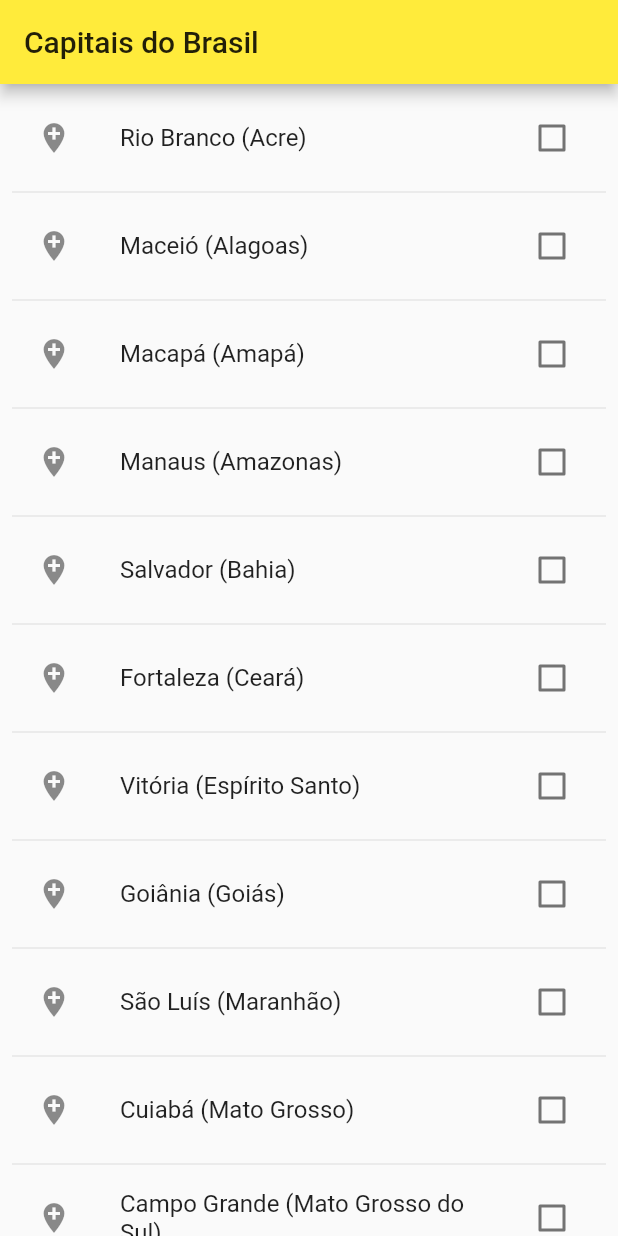
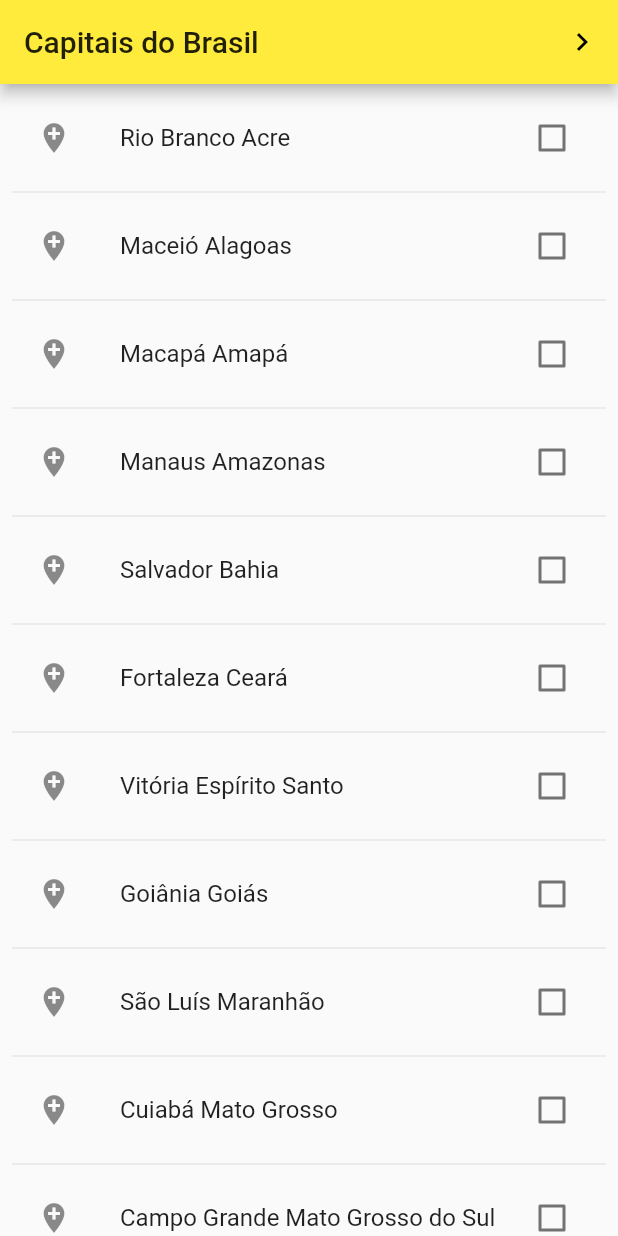
Before and after one commit to felipe11xx/Flutter_estudos, a Flutter app: the screen it shows after launch, on a phone screen of 412 x 824 dp. Run offline on Flutter 3.47's test engine with Material 2 defaults, Android fonts, the phone set to English and light mode, and no system bars; our stand-ins replace google_maps_flutter; missing offline and left inert: flutter_sparkline.

Commit message:
flutter_map_app

```diff
--- /dev/null
+++ b/flutter_maps/lib/city.dart
@@ -0,0 +1,9 @@
+
+class City {
+  String name;
+  String state;
+  double latitude;
+  double longitude;
+  bool checked = false;
+  City(this.name, this.state, this.latitude, this.longitude);
+}
--- a/flutter_maps/lib/main.dart
+++ b/flutter_maps/lib/main.dart
@@ -1,4 +1,7 @@
 import 'package:flutter/material.dart';
+
+import 'MapScreen.dart';
+import 'city.dart';
 
 void main() => runApp(MyApp());
 
@@ -9,7 +12,6 @@ class MyApp extends StatelessWidget {
     return MaterialApp(
       title: 'Flutter Demo',
       theme: ThemeData(
-
         primarySwatch: Colors.yellow,
       ),
       home: MyHomePage(title: 'Capitais do Brasil'),
@@ -27,64 +29,85 @@ class MyHomePage extends StatefulWidget {
 }
 
 class _MyHomePageState extends State<MyHomePage> {
-  final List<String> entries = <String>[
-    'Rio Branco (Acre)',
-    'Maceió (Alagoas)',
-    'Macapá (Amapá)',
-    'Manaus (Amazonas)',
-    'Salvador (Bahia)',
-    'Fortaleza (Ceará)',
-    'Vitória (Espírito Santo)',
-    'Goiânia (Goiás)',
-    'São Luís (Maranhão)',
-    'Cuiabá (Mato Grosso)',
-    'Campo Grande (Mato Grosso do Sul)',
-    'Belo Horizonte (Minas Gerais)',
-    'Belém (Pará)',
-    'João Pessoa (Paraíba)',
-    'Curitiba (Paraná)',
-    'Recife (Pernambuco)',
-    'Teresina (Piauí)',
-    'Rio de Janeiro (Rio de Janeiro)',
-    'Natal (Rio Grande do Norte)',
-    'Porto Alegre (Rio Grande do Sul)',
-    'Porto Velho (Rondônia)',
-    'Boa Vista (Roraima)',
-    'Florianópolis (Santa Catarina)',
-    'São Paulo (São Paulo)',
-    'Aracaju (Sergipe)',
-    'Palmas (Tocantins)',
-    'Brasília (Distrito Federal)'
+  final List<City> entries = <City>[
+    City("Rio Branco", "Acre", -9.971000, -67.822947),
+    City("Maceió", "Alagoas", -9.663054, -35.730784),
+    City("Macapá", "Amapá", 0.035397, -51.070566),
+    City("Manaus", "Amazonas", -3.118918, -60.021657),
+    City("Salvador", "Bahia", -12.977329, -38.502403),
+    City("Fortaleza", "Ceará", -3.732841, -38.526846),
+    City("Vitória", "Espírito Santo", -20.297243, -40.295552),
+    City("Goiânia", "Goiás", -16.686204, -49.265162),
+    City("São Luís", "Maranhão", -2.529674, -44.257093),
+    City("Cuiabá", "Mato Grosso", -15.600882, -56.096740),
+    City("Campo Grande", "Mato Grosso do Sul", -20.469699,
+        -54.620173),
+    City("Belo Horizonte", "Minas Gerais", -19.919291, -43.938638),
+    City("Belém", "Pará", -1.455561, -48.491746),
+    City("João Pessoa", "Paraíba", -7.119660, -34.845203),
+    City("Curitiba", "Paraná", -25.428565, -49.268209),
+    City("Recife", "Pernambuco", -8.057756, -34.883049),
+    City("Teresina", "Piauí", -5.044621, -42.766486),
+    City("Rio de Janeiro", "Rio de Janeiro", -22.907022, -43.173036),
+    City("Natal", "Rio Grande do Norte", -5.779286, -35.200957),
+    City("Porto Alegre", "Rio Grande do Sul", -30.034577,
+        -51.221215),
+    City("Porto Velho", "Rondônia", -8.760991, -63.901194),
+    City("Boa Vista", "Roraima", 2.821854, -60.673535),
+    City("Florianópolis", "Santa Catarina", -27.598735, -48.516352),
+    City("São Paulo", "São Paulo", -23.552552, -46.632491),
+    City("Aracaju", "Sergipe", -10.947256, -37.073109),
+    City("Palmas", "Tocantins", -10.249059, -48.324734),
+    City("Brasília", "Distrito Federal", -15.793949, -47.882917)
   ];
 
-  List<bool> checks = [
-    false, false, false, false, false, false, false, false, false,
-    false, false, false, false, false, false, false, false, false,
-    false, false, false, false, false, false, false, false, false
-  ];
+
+  List<bool> checks;
+
+  @override
+  void initState() {
+    checks = List(27);
+    for (int i = 0; i < entries.length; i++) {
+      checks[i] = false;
+    }
+    super.initState();
+  }
 
   @override
   Widget build(BuildContext context) {
     return Scaffold(
       appBar: AppBar(
         title: Text(widget.title),
+        actions: <Widget>[
+          IconButton(
+              icon: Icon(Icons.navigate_next),
+              onPressed: () {
+                Navigator.push(
+                    context, MaterialPageRoute(builder: (context) =>
+                    MapScreen(
+                        entries.where((city){
+                          return city.checked;
+                        }).toList()
+                    )));
+              })
+        ],
       ),
       body: ListView.separated(
         padding: const EdgeInsets.all(8),
         itemCount: entries.length,
         itemBuilder: (BuildContext context, int index) {
           return CheckboxListTile(
-          title: Text('${entries[index]}'),
-          value: checks[index],
+            title: Text('${entries[index].name} ${entries[index].state}'),
+            value: entries[index].checked,
             onChanged: (bool value) {
               setState(() {
-              checks[index] = value;
-            }
+                entries[index].checked = value;
+              });
+            },
+            secondary: const Icon(Icons.add_location),
           );
-          }, secondary: const Icon(Icons.add_location),
-        );
-      }, separatorBuilder: (BuildContext context, int index) => const
-    Divider(),
+        },
+        separatorBuilder: (BuildContext context, int index) => const Divider(),
       ),
     );
   }
--- a/flutter_maps/pubspec.yaml
+++ b/flutter_maps/pubspec.yaml
@@ -23,6 +23,7 @@ dependencies:
   # The following adds the Cupertino Icons font to your application.
   # Use with the CupertinoIcons class for iOS style icons.
   cupertino_icons: ^0.1.2
+  google_maps_flutter: ^0.5.21+16
 
 dev_dependencies:
   flutter_test:
```
Also changed, not shown: flutter_maps/lib/MapScreen.dart (added, +54 -0 lines), flutter_maps/pubspec.lock, 1 other file. Lines whose indentation alone changed are shown as unchanged.
